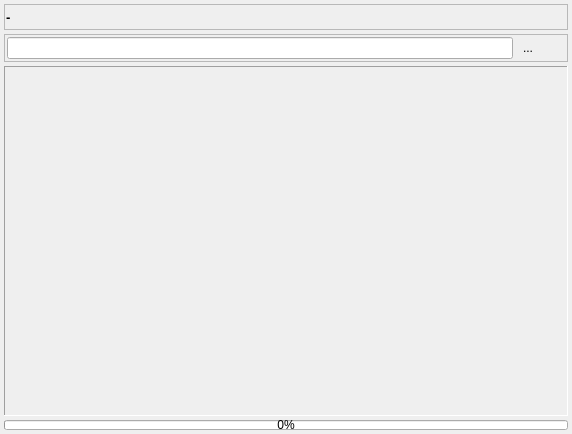
First picture: the form in dialog_map.ui, repository Tria-Andy/WorkoutEditor, before the edit.
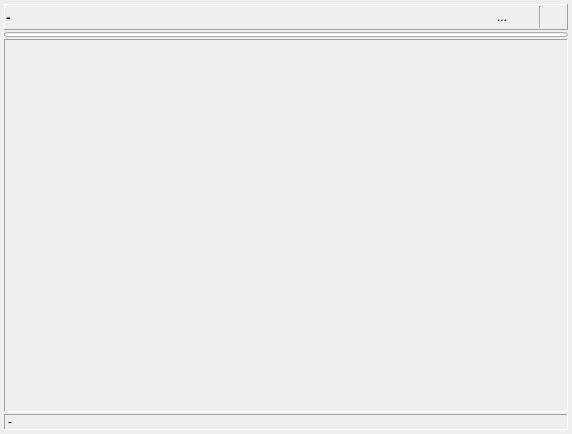
Second picture: the form after the edit. Icons and pictures are not drawn.

```diff
--- a/dialog_map.ui
+++ b/dialog_map.ui
@@ -15,7 +15,7 @@
   </property>
   <layout class="QVBoxLayout" name="verticalLayout_dialog">
    <property name="spacing">
-    <number>4</number>
+    <number>2</number>
    </property>
    <property name="leftMargin">
     <number>4</number>
@@ -32,7 +32,7 @@
    <item>
     <widget class="QFrame" name="frame_head">
      <property name="frameShape">
-      <enum>QFrame::StyledPanel</enum>
+      <enum>QFrame::Panel</enum>
      </property>
      <property name="frameShadow">
       <enum>QFrame::Raised</enum>
@@ -82,68 +82,6 @@
        </spacer>
       </item>
       <item>
-       <widget class="QToolButton" name="toolButton_close">
-        <property name="minimumSize">
-         <size>
-          <width>22</width>
-          <height>22</height>
-         </size>
-        </property>
-        <property name="maximumSize">
-         <size>
-          <width>22</width>
-          <height>22</height>
-         </size>
-        </property>
-        <property name="text">
-         <string/>
-        </property>
-        <property name="icon">
-         <iconset resource="resources.qrc">
-          <normaloff>:/images/icons/Close.png</normaloff>:/images/icons/Close.png</iconset>
-        </property>
-        <property name="iconSize">
-         <size>
-          <width>18</width>
-          <height>18</height>
-         </size>
-        </property>
-        <property name="autoRaise">
-         <bool>true</bool>
-        </property>
-       </widget>
-      </item>
-     </layout>
-    </widget>
-   </item>
-   <item>
-    <widget class="QFrame" name="frame_info">
-     <property name="frameShape">
-      <enum>QFrame::StyledPanel</enum>
-     </property>
-     <property name="frameShadow">
-      <enum>QFrame::Raised</enum>
-     </property>
-     <layout class="QHBoxLayout" name="horizontalLayout">
-      <property name="spacing">
-       <number>4</number>
-      </property>
-      <property name="leftMargin">
-       <number>2</number>
-      </property>
-      <property name="topMargin">
-       <number>2</number>
-      </property>
-      <property name="rightMargin">
-       <number>2</number>
-      </property>
-      <property name="bottomMargin">
-       <number>2</number>
-      </property>
-      <item>
-       <widget class="QLineEdit" name="lineEdit_path"/>
-      </item>
-      <item>
        <widget class="QToolButton" name="toolButton_map">
         <property name="minimumSize">
          <size>
@@ -197,38 +135,93 @@
         </property>
        </widget>
       </item>
+      <item>
+       <widget class="Line" name="line">
+        <property name="orientation">
+         <enum>Qt::Vertical</enum>
+        </property>
+       </widget>
+      </item>
+      <item>
+       <widget class="QToolButton" name="toolButton_close">
+        <property name="minimumSize">
+         <size>
+          <width>22</width>
+          <height>22</height>
+         </size>
+        </property>
+        <property name="maximumSize">
+         <size>
+          <width>22</width>
+          <height>22</height>
+         </size>
+        </property>
+        <property name="text">
+         <string/>
+        </property>
+        <property name="icon">
+         <iconset resource="resources.qrc">
+          <normaloff>:/images/icons/Close.png</normaloff>:/images/icons/Close.png</iconset>
+        </property>
+        <property name="iconSize">
+         <size>
+          <width>18</width>
+          <height>18</height>
+         </size>
+        </property>
+        <property name="autoRaise">
+         <bool>true</bool>
+        </property>
+       </widget>
+      </item>
      </layout>
     </widget>
    </item>
-   <item>
-    <widget class="QLabel" name="imageLabel">
-     <property name="sizePolicy">
-      <sizepolicy hsizetype="Ignored" vsizetype="Ignored">
-       <horstretch>0</horstretch>
-       <verstretch>2</verstretch>
-      </sizepolicy>
-     </property>
-     <property name="frameShape">
-      <enum>QFrame::Panel</enum>
-     </property>
-     <property name="frameShadow">
-      <enum>QFrame::Sunken</enum>
-     </property>
-     <property name="text">
-      <string/>
-     </property>
-    </widget>
-   </item>
    <item>
     <widget class="QProgressBar" name="progressBar_save">
      <property name="maximumSize">
       <size>
        <width>16777215</width>
-       <height>10</height>
+       <height>5</height>
       </size>
      </property>
      <property name="value">
       <number>0</number>
+     </property>
+     <property name="textVisible">
+      <bool>false</bool>
+     </property>
+    </widget>
+   </item>
+   <item>
+    <widget class="QLabel" name="imageLabel">
+     <property name="sizePolicy">
+      <sizepolicy hsizetype="Ignored" vsizetype="Ignored">
+       <horstretch>0</horstretch>
+       <verstretch>2</verstretch>
+      </sizepolicy>
+     </property>
+     <property name="frameShape">
+      <enum>QFrame::Panel</enum>
+     </property>
+     <property name="frameShadow">
+      <enum>QFrame::Sunken</enum>
+     </property>
+     <property name="text">
+      <string/>
+     </property>
+    </widget>
+   </item>
+   <item>
+    <widget class="QLabel" name="label_imagePath">
+     <property name="frameShape">
+      <enum>QFrame::Panel</enum>
+     </property>
+     <property name="frameShadow">
+      <enum>QFrame::Sunken</enum>
+     </property>
+     <property name="text">
+      <string>-</string>
      </property>
     </widget>
    </item>
```
